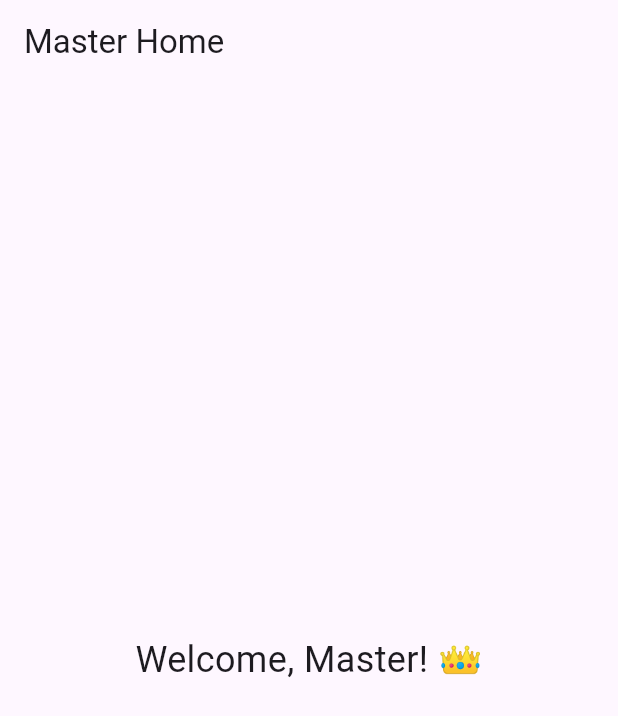
After one commit to maiteun/naily_app_by.flutter, a Flutter app: the MasterScreen screen opened directly, on a phone screen of 412 x 824 dp. The commit adds this screen. Shown: the top 716 px of the screen. Run offline on Flutter 3.47's test engine with Material 3 defaults, Android fonts, the phone set to English and light mode, and no system bars.

Commit message:
separated user, master page

```diff
--- a/client/lib/main.dart
+++ b/client/lib/main.dart
@@ -1,5 +1,5 @@
 import 'package:flutter/material.dart';
-import 'login_screen.dart';
+import 'screens/login_screen.dart';
 
 void main() {
   runApp(const MyApp());
--- /dev/null
+++ b/client/lib/screens/master_screen.dart
@@ -0,0 +1,20 @@
+import 'package:flutter/material.dart';
+
+class MasterScreen extends StatelessWidget {
+  final String role;
+
+  const MasterScreen({super.key, required this.role});
+
+  @override
+  Widget build(BuildContext context) {
+    return Scaffold(
+      appBar: AppBar(title: Text('$role Home')),
+      body: Center(
+        child: Text(
+          'Welcome, $role! 👑',
+          style: const TextStyle(fontSize: 24),
+        ),
+      ),
+    );
+  }
+}
```
Also changed, not shown: client/lib/screens/login_screen.dart (renamed from client/lib/login_screen.dart, +25 -8 lines), client/lib/screens/user_screen.dart (added, +20 -0 lines).
